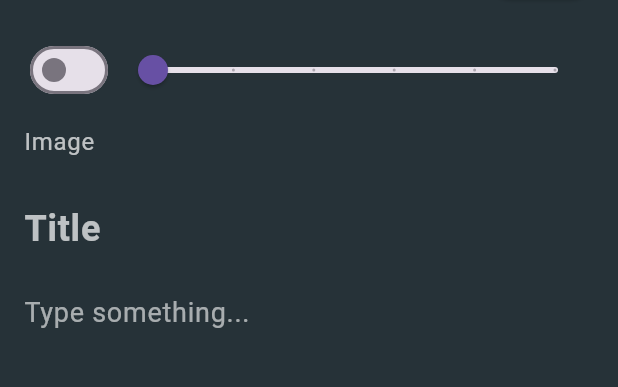
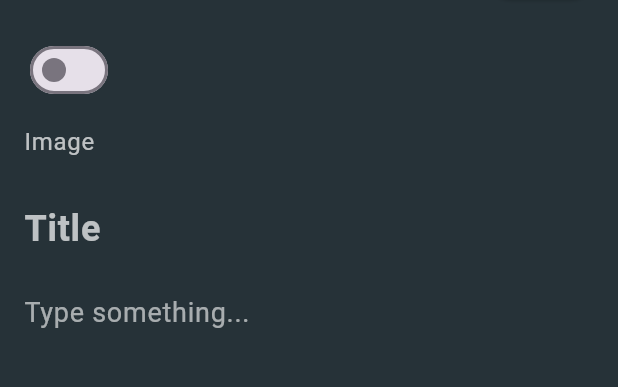
Before and after one commit to rifqol/ets-ppb-e, a Flutter app: the AddEditFilmPage screen opened directly, on a phone screen of 412 x 824 dp, the part 74-461 px from its top. Run offline on Flutter 3.47's test engine with Material 3 defaults, Android fonts, the phone set to English and light mode, and no system bars; our stand-ins replace sqflite; accounts and stored records are empty.

Commit message:
revisi apk

```diff
--- a/lib/pages/film_detail_page.dart
+++ b/lib/pages/film_detail_page.dart
@@ -47,6 +47,7 @@ class _FilmDetailPageState extends State<FilmDetailPage> {
       child: ListView(
         padding: const EdgeInsets.symmetric(vertical: 8),
         children: [
+          Image(image: ) //image masih harus di debug,
           Text(
             film.title,
             style: const TextStyle(
--- a/lib/widget/film_form_widget.dart
+++ b/lib/widget/film_form_widget.dart
@@ -39,15 +39,6 @@ class FilmFormWidget extends StatelessWidget {
                 value: isImportant ?? false,
                 onChanged: onChangedImportant,
               ),
-              Expanded(
-                child: Slider(
-                  value: (number ?? 0).toDouble(),
-                  min: 0,
-                  max: 5,
-                  divisions: 5,
-                  onChanged: (number) => onChangedNumber(number.toInt()),
-                ),
-              )
             ],
           ),
           buildImage(),
```
Also changed, not shown: lib/widget/film_card_widget.dart (+1 -6 lines).
